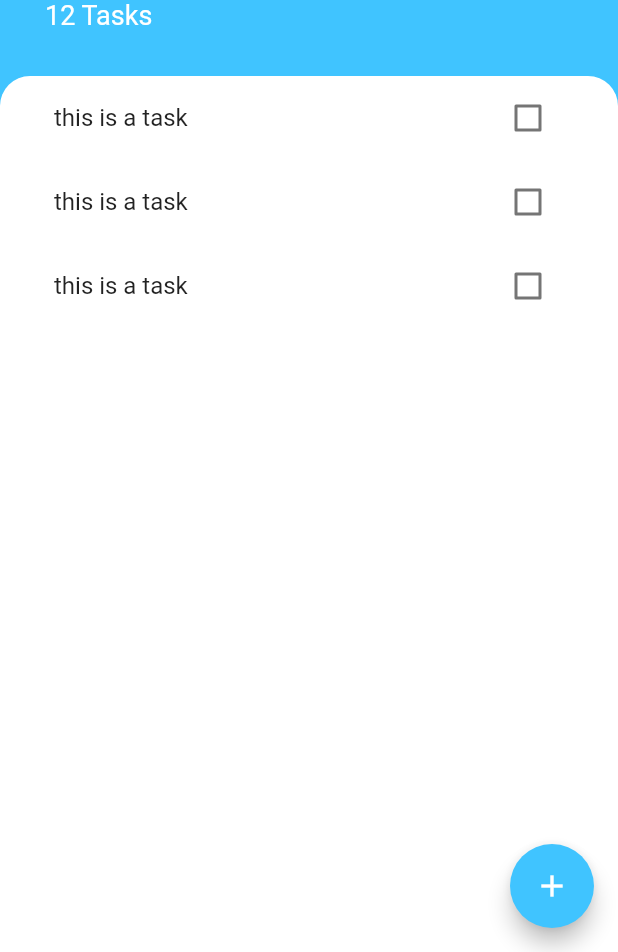
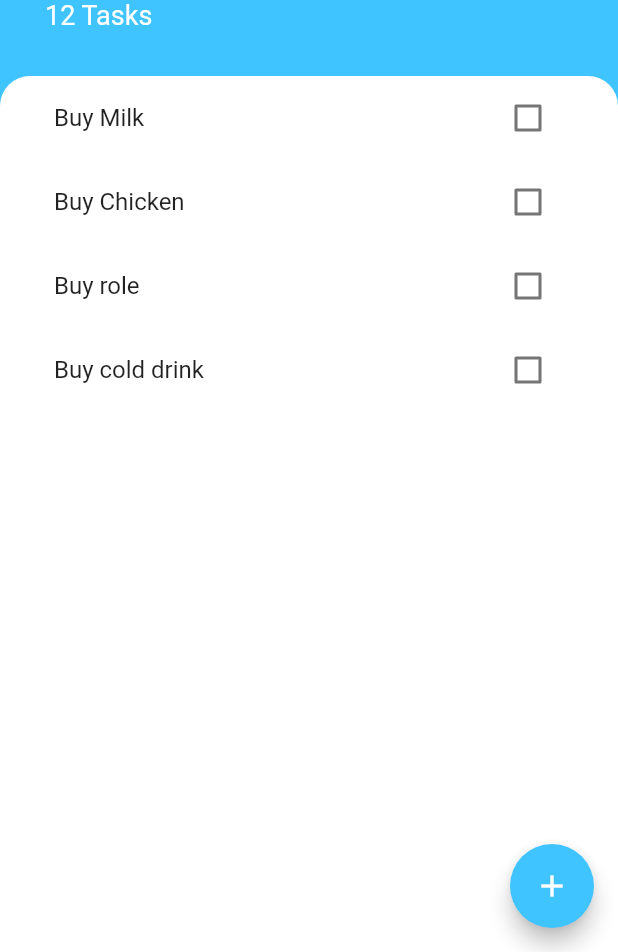
Before and after one commit to AmbujaAK/todoey_flutter, a Flutter app: the screen it shows after launch, on a phone screen of 412 x 824 dp, the part 284-1236 px from its top. Run offline on Flutter 3.47's test engine with Material 2 defaults, Android fonts, the phone set to English and light mode, and no system bars.

Commit message:
dynamic list integrated with clickable checkbox

```diff
--- a/lib/components/task_tile.dart
+++ b/lib/components/task_tile.dart
@@ -1,36 +1,28 @@
 import 'package:flutter/material.dart';
 
-class TaskTile extends StatefulWidget {
-  @override
-  _TaskTileState createState() => _TaskTileState();
-}
+class TaskTile extends StatelessWidget {
 
-class _TaskTileState extends State<TaskTile> {
+  final bool isChecked;
+  final String taskTitle;
+  final Function checkBoxCallBack;
 
-  bool isChecked = false;
-  void checkBoxCallBack(bool checkBoxState){
-    setState(() {
-      isChecked = checkBoxState;
-    });
-  }
+  TaskTile({this.isChecked,this.taskTitle,this.checkBoxCallBack});
 
   @override
   Widget build(BuildContext context) {
     return ListTile(
       title: Text(
-        'this is a task',
+        taskTitle,
         style: TextStyle(
           decoration: isChecked ? TextDecoration.lineThrough : null,
           fontWeight: isChecked ? FontWeight.bold : null
         ),
       ),
-      trailing: TaskCheckBox(
-        checkBoxState: isChecked,
-        toggleCheckBoxState:checkBoxCallBack,
+      trailing: Checkbox(
+        activeColor: Colors.lightBlueAccent,
+        value: isChecked,
+        onChanged: checkBoxCallBack,
       ),
-      onTap: (){
-
-      },
     );
   }
 }
--- a/lib/components/tasks_list.dart
+++ b/lib/components/tasks_list.dart
@@ -1,15 +1,35 @@
 import 'package:flutter/material.dart';
 import 'package:todoey_flutter/components/task_tile.dart';
+import 'package:todoey_flutter/models/task.dart';
 
-class TasksList extends StatelessWidget {
+class TasksList extends StatefulWidget {
+  @override
+  _TasksListState createState() => _TasksListState();
+}
+
+class _TasksListState extends State<TasksList> {
+
+  List<Task> tasks = [
+    Task(name: 'Buy Milk'),
+    Task(name: 'Buy Chicken'),
+    Task(name: 'Buy role'),
+    Task(name: 'Buy cold drink'),
+  ];
+
   @override
   Widget build(BuildContext context) {
-    return ListView(
-      children: [
-        TaskTile(),
-        TaskTile(),
-        TaskTile(),
-      ],
+    return ListView.builder(itemBuilder: (context,index){
+      return TaskTile(
+        taskTitle: tasks[index].name,
+        isChecked: tasks[index].isDone,
+        checkBoxCallBack: (checkBoxState){
+          setState(() {
+            tasks[index].toggleDone();
+          });
+        },
+      );
+    },
+      itemCount: tasks.length,
     );
   }
 }
--- /dev/null
+++ b/lib/models/task.dart
@@ -0,0 +1,10 @@
+class Task {
+  String name;
+  bool isDone;
+
+  Task({this.name,this.isDone = false});
+
+  void toggleDone(){
+    isDone = !isDone;
+  }
+}
--- a/lib/screens/add_task_screen.dart
+++ b/lib/screens/add_task_screen.dart
@@ -1,6 +1,7 @@
 import 'package:flutter/material.dart';
 
 class AddTaskScreen extends StatelessWidget {
+
   @override
   Widget build(BuildContext context) {
     return Container(
```
